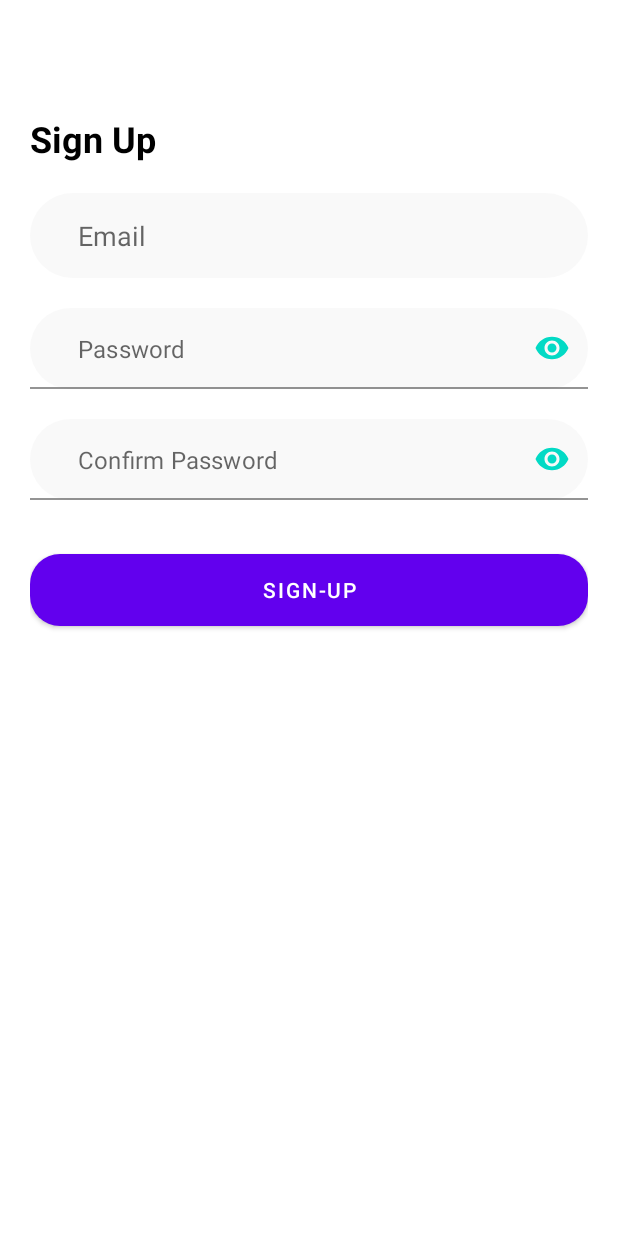
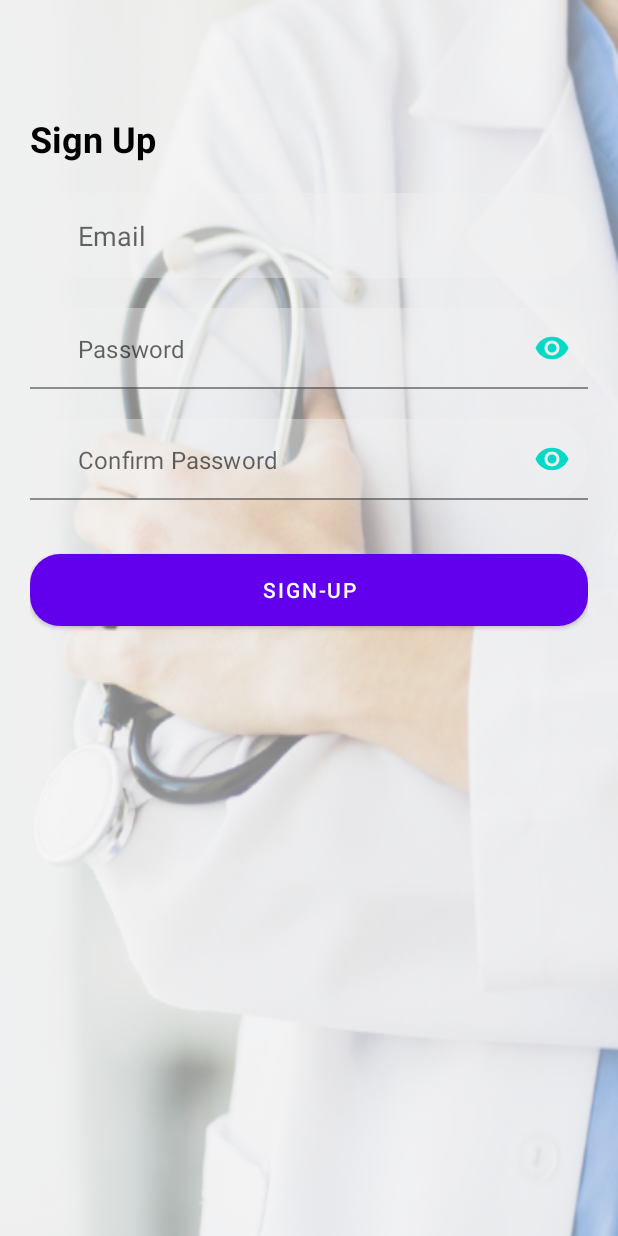
Before and after one commit to dikdikalihsan/rsudalihsanmobile.github.io, an Android app: the layout activity_sign_up.xml on its own in the app's theme, with its tools: preview values and no code run, on a phone screen of 412 x 824 dp. Run offline under Robolectric (Android 15) with nearby library versions, the phone set to English and light mode, and no system bars.

Commit message:
menambahkan baground di main, sign in dan out

```diff
--- a/app/src/main/res/layout/activity_main.xml
+++ b/app/src/main/res/layout/activity_main.xml
@@ -5,6 +5,7 @@
     android:layout_width="match_parent"
     android:layout_height="match_parent"
     android:padding="20dp"
+    android:background="@drawable/bg_login"
     tools:context=".MainActivity">
 
     <LinearLayout
--- a/app/src/main/res/layout/activity_sign_in.xml
+++ b/app/src/main/res/layout/activity_sign_in.xml
@@ -5,6 +5,7 @@
     android:layout_width="match_parent"
     android:layout_height="match_parent"
     android:orientation="vertical"
+    android:background="@drawable/bg_login"
     tools:context=".SignInActivity">
 
     <com.google.android.material.appbar.AppBarLayout
--- a/app/src/main/res/layout/activity_sign_up.xml
+++ b/app/src/main/res/layout/activity_sign_up.xml
@@ -5,7 +5,7 @@
     android:layout_width="match_parent"
     android:layout_height="match_parent"
     android:orientation="vertical"
-    android:background="@color/white"
+    android:background="@drawable/bg_login"
     tools:context=".SignUpActivity">
 
     <com.google.android.material.appbar.AppBarLayout
```
